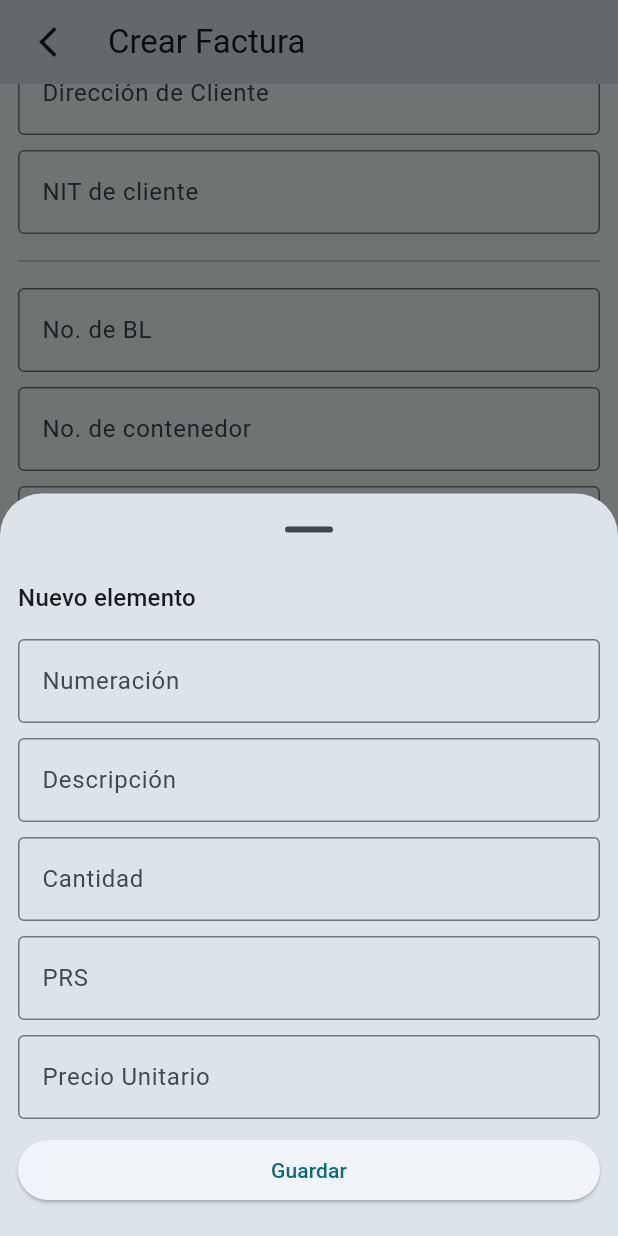
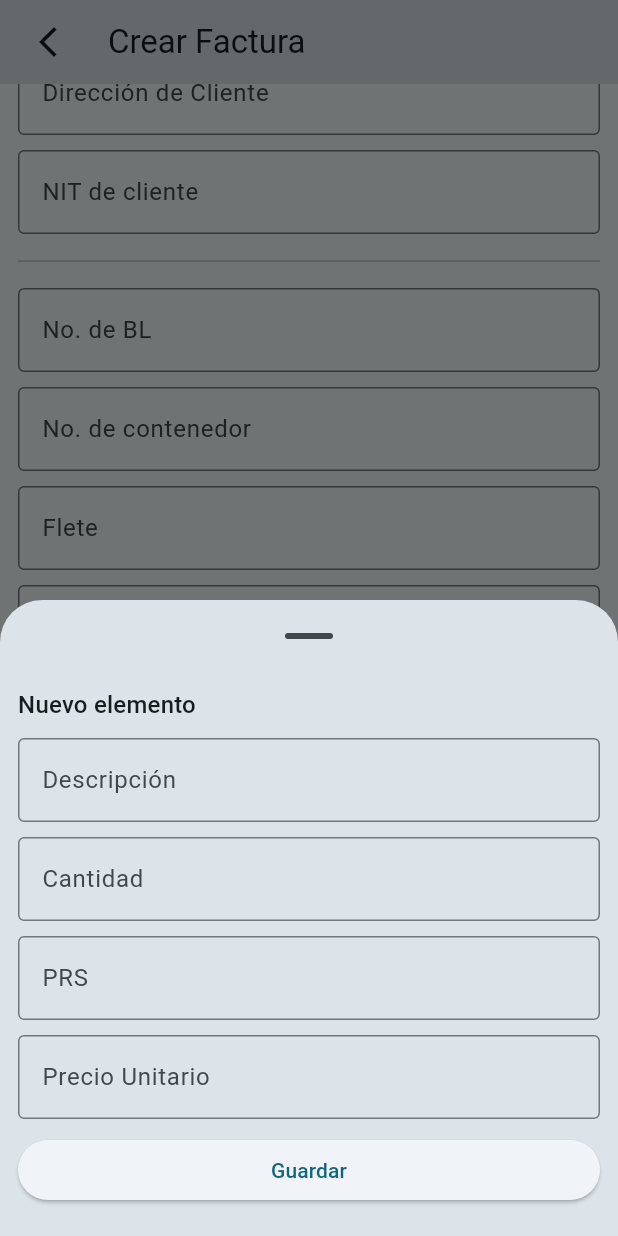
Before and after one commit to box-bm/gen_pdf, a Flutter app: the NewBill screen opened by its route, scrolled down 576 dp, after a tap on "Agregar", on a phone screen of 412 x 824 dp. Run offline on Flutter 3.47's test engine with Material 2 defaults, Android fonts, the phone set to English and light mode, and no system bars; drawn by our look-alikes of flutter_form_builder; our stand-ins replace bloc, equatable, file_picker, flutter_bloc, form_builder_validators, jiffy and 4 more; missing offline and left inert: nit_validator, window_manager; accounts and stored records are empty; statements that could not run were skipped.

Commit message:
added automatic numeration

```diff
--- a/lib/database/database_provider.dart
+++ b/lib/database/database_provider.dart
@@ -12,7 +12,7 @@ List<Table> tables = [Exporter(), Consigner(), Bill(), BillItem()];
 
 class DatabaseProvider {
   static final dbProvider = DatabaseProvider();
-  static const String databaseName = 'gen_pdfv2.db';
+  static const String databaseName = 'gen_pdfv2_1.db';
 
   Database? database;
 
--- a/lib/models/bill_item.dart
+++ b/lib/models/bill_item.dart
@@ -8,7 +8,6 @@ import 'package:uuid/uuid.dart';
 class BillItem extends Table<BillItem> implements TableInterface<BillItem> {
   String id;
   String billId;
-  String numeration;
   String description;
   int quantity;
   String? prs;
@@ -18,7 +17,6 @@ class BillItem extends Table<BillItem> implements TableInterface<BillItem> {
   BillItem({
     this.id = "",
     this.billId = "",
-    this.numeration = "",
     this.description = "",
     this.quantity = 0,
     this.prs = "",
@@ -30,7 +28,6 @@ class BillItem extends Table<BillItem> implements TableInterface<BillItem> {
     return BillItem(
       id: const Uuid().v4(),
       billId: values["billId"] ?? "",
-      numeration: values["numeration"],
       description: values["description"],
       quantity: int.parse(values["quantity"]),
       prs: values["prs"],
@@ -42,7 +39,6 @@ class BillItem extends Table<BillItem> implements TableInterface<BillItem> {
   BillItem.create({
     required this.billId,
     required this.id,
-    required this.numeration,
     required this.description,
     required this.quantity,
     required this.prs,
@@ -52,7 +48,6 @@ class BillItem extends Table<BillItem> implements TableInterface<BillItem> {
 
   @override
   BillItem copyWith({
-    String? numeration,
     String? billId,
     String? description,
     int? quantity,
@@ -63,7 +58,6 @@ class BillItem extends Table<BillItem> implements TableInterface<BillItem> {
     return BillItem.create(
       id: id,
       billId: billId ?? this.billId,
-      numeration: numeration ?? this.numeration,
       description: description ?? this.description,
       quantity: quantity ?? this.quantity,
       prs: prs ?? this.prs ?? "",
@@ -77,10 +71,9 @@ class BillItem extends Table<BillItem> implements TableInterface<BillItem> {
     return BillItem.create(
       id: map['id'],
       billId: map["billId"],
-      numeration: map['numeration'],
       description: map['description'],
       quantity: map['quantity'],
-      prs: map['prs'],
+      prs: map['prs'] ?? "",
       unitPrice: map['unitPrice'],
       total: map['total'],
     );
@@ -91,7 +84,6 @@ class BillItem extends Table<BillItem> implements TableInterface<BillItem> {
     return {
       "id": id,
       "billId": billId,
-      "numeration": numeration,
       "description": description,
       "quantity": quantity,
       "prs": prs,
@@ -104,8 +96,6 @@ class BillItem extends Table<BillItem> implements TableInterface<BillItem> {
   List<Column> get columns => [
         Column(name: "id", columnType: SQLiteDataType.text, primaryKey: true),
         Column(name: "billId", columnType: SQLiteDataType.text),
-        Column(
-            name: "numeration", columnType: SQLiteDataType.text, notNull: true),
         Column(
             name: "description",
             columnType: SQLiteDataType.text,
--- a/lib/screens/new_bill.dart
+++ b/lib/screens/new_bill.dart
@@ -24,7 +24,6 @@ class _NewBillState extends State<NewBill> {
   void initState() {
     context.read<ExporterBloc>().add(const GetAllExporters());
     context.read<ConsignerBloc>().add(const GetAllConsigners());
-    // context.read<BillsBloc>().add(const GetAllConsigners());
     _formkey.currentState?.initState();
     super.initState();
   }
--- a/lib/utils/document_templates/generics/table.dart
+++ b/lib/utils/document_templates/generics/table.dart
@@ -87,7 +87,11 @@ Widget pricingTable({
                 (e) => TableRow(children: [
                   Container(
                       padding: const EdgeInsets.all(2),
-                      child: Text(e.numeration, textAlign: TextAlign.center)),
+                      child: Text(
+                          (items.indexWhere((element) => element.id == e.id) +
+                                  1)
+                              .toString(),
+                          textAlign: TextAlign.center)),
                   Container(
                       padding: const EdgeInsets.all(2),
                       child: Text(e.description, textAlign: TextAlign.center)),
--- a/lib/widgets/bill/new_item_form.dart
+++ b/lib/widgets/bill/new_item_form.dart
@@ -25,13 +25,6 @@ class _NewItemFormState extends State<NewItemForm> {
             children: [
               Text("Nuevo elemento",
                   style: Theme.of(context).textTheme.titleMedium),
-              const SizedBox(height: 15),
-              FormBuilderTextField(
-                name: "numeration",
-                decoration: const InputDecoration(labelText: "Numeración"),
-                validator: FormBuilderValidators.compose(
-                    [FormBuilderValidators.required()]),
-              ),
               const SizedBox(height: 10),
               FormBuilderTextField(
                 name: "description",
--- a/lib/widgets/bill/product_table.dart
+++ b/lib/widgets/bill/product_table.dart
@@ -172,7 +172,11 @@ class ProductTable extends StatelessWidget {
                           return TableRow(children: [
                             Container(
                                 padding: const EdgeInsets.all(6),
-                                child: Text(item.numeration,
+                                child: Text(
+                                    (items.indexWhere(
+                                                (element) => element == e) +
+                                            1)
+                                        .toString(),
                                     textAlign: TextAlign.center)),
                             Container(
                                 padding: const EdgeInsets.all(6),
```
Also changed, not shown: lib/utils/document_templates/bill.dart (+6 -1 lines).
